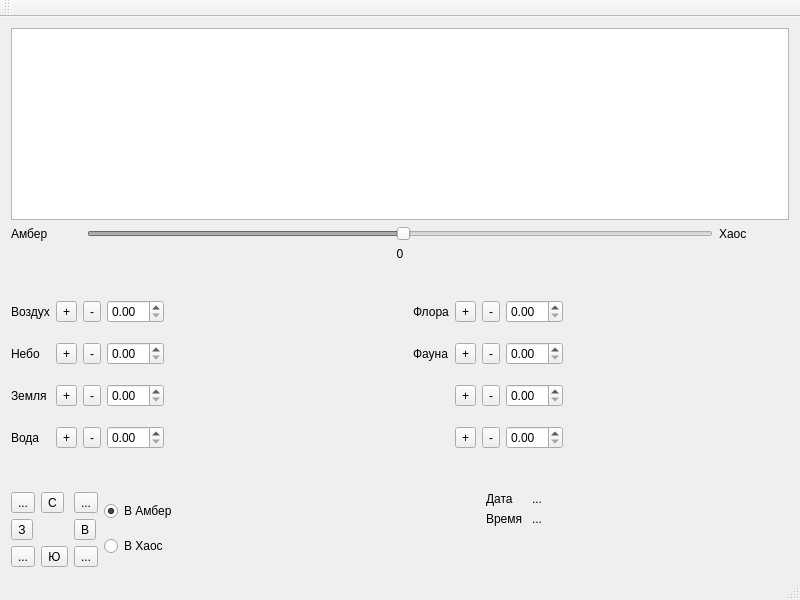
Before: the Qt Designer form AmberUI/shadowsview.ui in graninas/Amber, drawn with Qt 5.
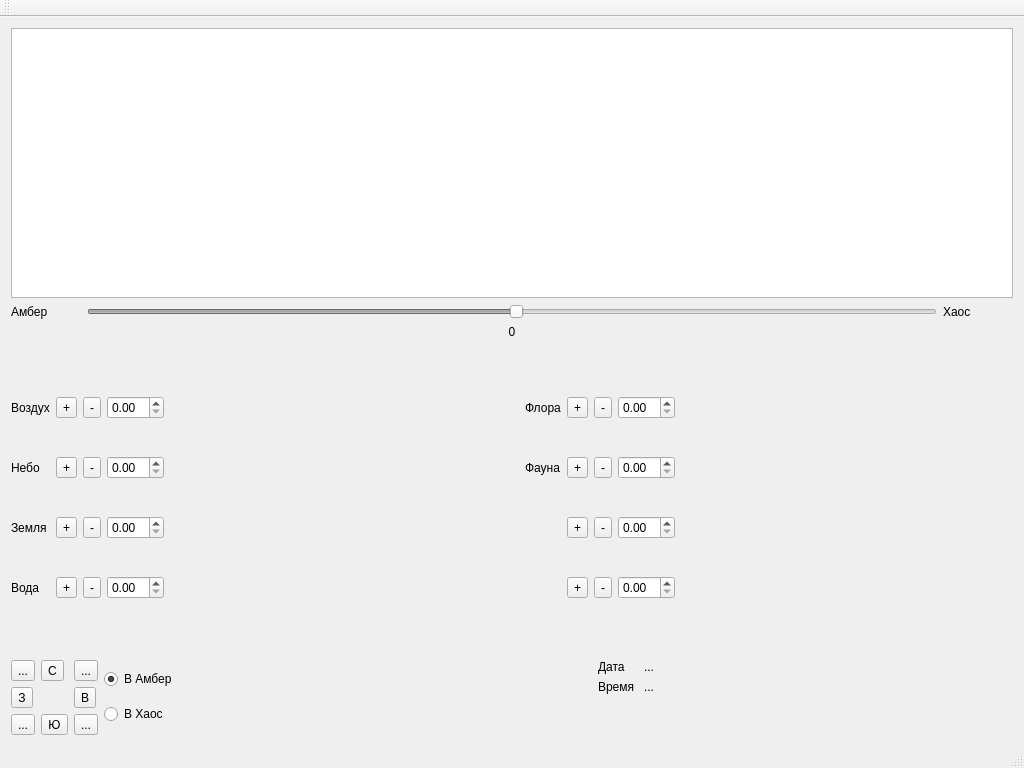
After: the same form once the commit is applied. Icons and pictures are not drawn.

Patch:
```diff
--- a/AmberUI/shadowsview.ui
+++ b/AmberUI/shadowsview.ui
@@ -6,8 +6,8 @@
    <rect>
     <x>0</x>
     <y>0</y>
-    <width>800</width>
-    <height>600</height>
+    <width>1024</width>
+    <height>768</height>
    </rect>
   </property>
   <property name="sizePolicy">
@@ -24,8 +24,8 @@
   </property>
   <property name="maximumSize">
    <size>
-    <width>800</width>
-    <height>600</height>
+    <width>1024</width>
+    <height>768</height>
    </size>
   </property>
   <property name="windowTitle">
```
Left out of the diff: 2 changed lines with no effect on the pictures.
